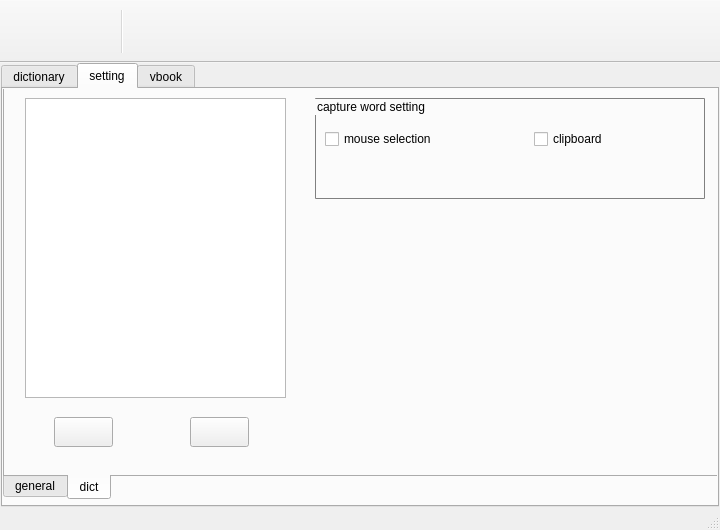
This is src/gui/qt/mainwindow.ui in kartorz/AlphaDict as Qt 5 draws it before an edit. The edited form follows.
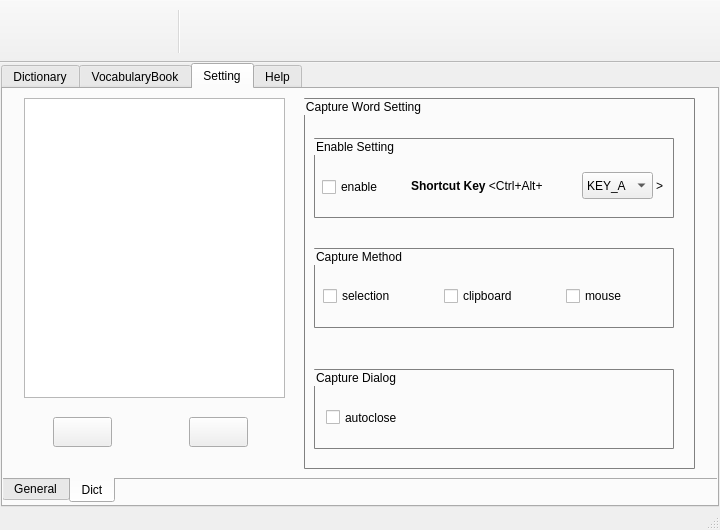
This is the edited form. The open tabs and pages were chosen to show the change. Icons and pictures are not drawn.

Commit message: Release 1.2:     - Added Capture Word of Screen.     - Added "Help Window".

```diff
--- a/src/gui/qt/mainwindow.ui
+++ b/src/gui/qt/mainwindow.ui
@@ -16,6 +16,15 @@
     <verstretch>0</verstretch>
    </sizepolicy>
   </property>
+  <property name="maximumSize">
+   <size>
+    <width>720</width>
+    <height>530</height>
+   </size>
+  </property>
+  <property name="focusPolicy">
+   <enum>Qt::NoFocus</enum>
+  </property>
   <property name="windowTitle">
    <string/>
   </property>
@@ -74,7 +83,7 @@
     </property>
     <widget class="QWidget" name="dictTab">
      <attribute name="title">
-      <string>dictionary</string>
+      <string>Dictionary</string>
      </attribute>
      <widget class="QListView" name="indexListView">
       <property name="geometry">
@@ -374,238 +383,9 @@
       </property>
      </widget>
     </widget>
-    <widget class="QWidget" name="settingTab">
-     <property name="enabled">
-      <bool>true</bool>
-     </property>
-     <attribute name="title">
-      <string>setting</string>
-     </attribute>
-     <widget class="QTabWidget" name="settingTabWidget">
-      <property name="geometry">
-       <rect>
-        <x>0</x>
-        <y>-3</y>
-        <width>717</width>
-        <height>414</height>
-       </rect>
-      </property>
-      <property name="focusPolicy">
-       <enum>Qt::NoFocus</enum>
-      </property>
-      <property name="tabPosition">
-       <enum>QTabWidget::South</enum>
-      </property>
-      <property name="currentIndex">
-       <number>1</number>
-      </property>
-      <widget class="QWidget" name="tab">
-       <attribute name="title">
-        <string>general</string>
-       </attribute>
-       <widget class="QGroupBox" name="groupBox_3">
-        <property name="geometry">
-         <rect>
-          <x>8</x>
-          <y>8</y>
-          <width>244</width>
-          <height>100</height>
-         </rect>
-        </property>
-        <property name="styleSheet">
-         <string notr="true">#groupBox_3 { 
-     border: 1px solid gray; 
-     border-radius: 1px; 
- } </string>
-        </property>
-        <property name="title">
-         <string>option</string>
-        </property>
-        <widget class="QLabel" name="uilanLabel">
-         <property name="geometry">
-          <rect>
-           <x>17</x>
-           <y>37</y>
-           <width>90</width>
-           <height>17</height>
-          </rect>
-         </property>
-         <property name="text">
-          <string>UI Language</string>
-         </property>
-        </widget>
-        <widget class="QComboBox" name="uilanComboBox">
-         <property name="geometry">
-          <rect>
-           <x>112</x>
-           <y>32</y>
-           <width>90</width>
-           <height>27</height>
-          </rect>
-         </property>
-         <item>
-          <property name="text">
-           <string>English</string>
-          </property>
-         </item>
-         <item>
-          <property name="text">
-           <string>汉语</string>
-          </property>
-         </item>
-        </widget>
-       </widget>
-      </widget>
-      <widget class="QWidget" name="tab_2">
-       <attribute name="title">
-        <string>dict</string>
-       </attribute>
-       <widget class="QGroupBox" name="groupBox">
-        <property name="enabled">
-         <bool>true</bool>
-        </property>
-        <property name="geometry">
-         <rect>
-          <x>310</x>
-          <y>10</y>
-          <width>390</width>
-          <height>101</height>
-         </rect>
-        </property>
-        <property name="autoFillBackground">
-         <bool>false</bool>
-        </property>
-        <property name="styleSheet">
-         <string notr="true">#groupBox { 
-     border: 1px solid gray; 
-     border-radius: 1px; 
- } </string>
-        </property>
-        <property name="title">
-         <string>capture word setting</string>
-        </property>
-        <property name="checkable">
-         <bool>false</bool>
-        </property>
-        <property name="checked">
-         <bool>false</bool>
-        </property>
-        <widget class="QCheckBox" name="cwsSelectionCheckBox">
-         <property name="geometry">
-          <rect>
-           <x>10</x>
-           <y>30</y>
-           <width>161</width>
-           <height>22</height>
-          </rect>
-         </property>
-         <property name="text">
-          <string>mouse selection</string>
-         </property>
-        </widget>
-        <widget class="QCheckBox" name="cwsClipboardCheckBox">
-         <property name="geometry">
-          <rect>
-           <x>219</x>
-           <y>30</y>
-           <width>161</width>
-           <height>22</height>
-          </rect>
-         </property>
-         <property name="text">
-          <string>clipboard</string>
-         </property>
-        </widget>
-       </widget>
-       <widget class="QListWidget" name="dictListWidget">
-        <property name="geometry">
-         <rect>
-          <x>20</x>
-          <y>10</y>
-          <width>261</width>
-          <height>300</height>
-         </rect>
-        </property>
-        <property name="toolTip">
-         <string/>
-        </property>
-        <property name="editTriggers">
-         <set>QAbstractItemView::NoEditTriggers</set>
-        </property>
-        <property name="showDropIndicator" stdset="0">
-         <bool>false</bool>
-        </property>
-        <property name="dragEnabled">
-         <bool>false</bool>
-        </property>
-        <property name="dragDropMode">
-         <enum>QAbstractItemView::NoDragDrop</enum>
-        </property>
-       </widget>
-       <widget class="QToolButton" name="dictDownToolButton">
-        <property name="geometry">
-         <rect>
-          <x>185</x>
-          <y>329</y>
-          <width>59</width>
-          <height>30</height>
-         </rect>
-        </property>
-        <property name="focusPolicy">
-         <enum>Qt::ClickFocus</enum>
-        </property>
-        <property name="text">
-         <string/>
-        </property>
-        <property name="icon">
-         <iconset resource="mainwindow.qrc">
-          <normaloff>:/res/down.png</normaloff>:/res/down.png</iconset>
-        </property>
-        <property name="iconSize">
-         <size>
-          <width>32</width>
-          <height>32</height>
-         </size>
-        </property>
-        <property name="autoRaise">
-         <bool>false</bool>
-        </property>
-       </widget>
-       <widget class="QToolButton" name="dictUpToolButton">
-        <property name="geometry">
-         <rect>
-          <x>49</x>
-          <y>329</y>
-          <width>59</width>
-          <height>30</height>
-         </rect>
-        </property>
-        <property name="focusPolicy">
-         <enum>Qt::ClickFocus</enum>
-        </property>
-        <property name="text">
-         <string/>
-        </property>
-        <property name="icon">
-         <iconset resource="mainwindow.qrc">
-          <normaloff>:/res/up.png</normaloff>:/res/up.png</iconset>
-        </property>
-        <property name="iconSize">
-         <size>
-          <width>32</width>
-          <height>32</height>
-         </size>
-        </property>
-        <property name="autoRaise">
-         <bool>false</bool>
-        </property>
-       </widget>
-      </widget>
-     </widget>
-    </widget>
     <widget class="QWidget" name="vocabularyTab">
      <attribute name="title">
-      <string>vbook</string>
+      <string>VocabularyBook</string>
      </attribute>
      <widget class="QTabWidget" name="vocabularyTabWidget">
       <property name="geometry">
@@ -834,6 +614,589 @@
       </widget>
      </widget>
     </widget>
+    <widget class="QWidget" name="settingTab">
+     <property name="enabled">
+      <bool>true</bool>
+     </property>
+     <attribute name="title">
+      <string>Setting</string>
+     </attribute>
+     <widget class="QTabWidget" name="settingTabWidget">
+      <property name="geometry">
+       <rect>
+        <x>-1</x>
+        <y>-3</y>
+        <width>717</width>
+        <height>417</height>
+       </rect>
+      </property>
+      <property name="focusPolicy">
+       <enum>Qt::NoFocus</enum>
+      </property>
+      <property name="tabPosition">
+       <enum>QTabWidget::South</enum>
+      </property>
+      <property name="currentIndex">
+       <number>0</number>
+      </property>
+      <widget class="QWidget" name="tab">
+       <attribute name="title">
+        <string>General</string>
+       </attribute>
+       <widget class="QGroupBox" name="groupBox_3">
+        <property name="geometry">
+         <rect>
+          <x>8</x>
+          <y>8</y>
+          <width>244</width>
+          <height>371</height>
+         </rect>
+        </property>
+        <property name="styleSheet">
+         <string notr="true">#groupBox_3 { 
+     border: 1px solid gray; 
+     border-radius: 1px; 
+ } </string>
+        </property>
+        <property name="title">
+         <string>option</string>
+        </property>
+        <widget class="QLabel" name="uilanLabel">
+         <property name="geometry">
+          <rect>
+           <x>17</x>
+           <y>37</y>
+           <width>90</width>
+           <height>17</height>
+          </rect>
+         </property>
+         <property name="text">
+          <string>UI Language</string>
+         </property>
+        </widget>
+        <widget class="QComboBox" name="uilanComboBox">
+         <property name="geometry">
+          <rect>
+           <x>112</x>
+           <y>32</y>
+           <width>90</width>
+           <height>27</height>
+          </rect>
+         </property>
+         <property name="toolTip">
+          <string>Need restart</string>
+         </property>
+         <item>
+          <property name="text">
+           <string>English</string>
+          </property>
+         </item>
+         <item>
+          <property name="text">
+           <string>汉语</string>
+          </property>
+         </item>
+        </widget>
+        <widget class="QLabel" name="fontSizeLabel">
+         <property name="geometry">
+          <rect>
+           <x>20</x>
+           <y>84</y>
+           <width>67</width>
+           <height>17</height>
+          </rect>
+         </property>
+         <property name="text">
+          <string>Font Size</string>
+         </property>
+        </widget>
+        <widget class="QComboBox" name="fontsizeComboBox">
+         <property name="geometry">
+          <rect>
+           <x>110</x>
+           <y>80</y>
+           <width>91</width>
+           <height>27</height>
+          </rect>
+         </property>
+         <property name="toolTip">
+          <string>Need restart</string>
+         </property>
+         <item>
+          <property name="text">
+           <string>9</string>
+          </property>
+         </item>
+         <item>
+          <property name="text">
+           <string>10</string>
+          </property>
+         </item>
+         <item>
+          <property name="text">
+           <string>11</string>
+          </property>
+         </item>
+        </widget>
+       </widget>
+      </widget>
+      <widget class="QWidget" name="tab_2">
+       <attribute name="title">
+        <string>Dict</string>
+       </attribute>
+       <widget class="QGroupBox" name="cwsGroupBox">
+        <property name="enabled">
+         <bool>true</bool>
+        </property>
+        <property name="geometry">
+         <rect>
+          <x>300</x>
+          <y>10</y>
+          <width>391</width>
+          <height>371</height>
+         </rect>
+        </property>
+        <property name="autoFillBackground">
+         <bool>false</bool>
+        </property>
+        <property name="styleSheet">
+         <string notr="true">#cwsGroupBox { 
+     border: 1px solid gray; 
+     border-radius: 1px; 
+ } </string>
+        </property>
+        <property name="title">
+         <string>Capture Word Setting</string>
+        </property>
+        <property name="checkable">
+         <bool>false</bool>
+        </property>
+        <property name="checked">
+         <bool>false</bool>
+        </property>
+        <widget class="QGroupBox" name="cwsGroupBox1">
+         <property name="geometry">
+          <rect>
+           <x>10</x>
+           <y>40</y>
+           <width>360</width>
+           <height>80</height>
+          </rect>
+         </property>
+         <property name="toolTip">
+          <string/>
+         </property>
+         <property name="styleSheet">
+          <string notr="true">#cwsGroupBox1{ 
+     border: 1px solid gray; 
+     border-radius: 1px; 
+ } </string>
+         </property>
+         <property name="title">
+          <string>Enable Setting</string>
+         </property>
+         <widget class="QLabel" name="cwsShortcutkeylabel">
+          <property name="geometry">
+           <rect>
+            <x>97</x>
+            <y>38</y>
+            <width>171</width>
+            <height>20</height>
+           </rect>
+          </property>
+          <property name="toolTip">
+           <string>&lt;!DOCTYPE HTML PUBLIC &quot;-//W3C//DTD HTML 4.0//EN&quot; &quot;http://www.w3.org/TR/REC-html40/strict.dtd&quot;&gt;
+&lt;html&gt;&lt;head&gt;&lt;meta name=&quot;qrichtext&quot; content=&quot;1&quot; /&gt;&lt;style type=&quot;text/css&quot;&gt;
+p, li { white-space: pre-wrap; }
+&lt;/style&gt;&lt;/head&gt;&lt;body style=&quot; font-family:'Ubuntu'; font-size:11pt; font-weight:400; font-style:normal;&quot;&gt;
+&lt;p style=&quot; margin-top:12px; margin-bottom:12px; margin-left:0px; margin-right:0px; -qt-block-indent:0; text-indent:0px;&quot;&gt;User can use this 'Shortcut Key' disable or enable capture temporarily, It don't change 'enable' state. &lt;/p&gt;
+&lt;p style=&quot; margin-top:12px; margin-bottom:12px; margin-left:0px; margin-right:0px; -qt-block-indent:0; text-indent:0px;&quot;&gt;AlphaDict uses Ctrl+Alt as a modifier, choose a hotkey from key 'a' to 'z' (not casp lock).&lt;/p&gt;
+&lt;p style=&quot; margin-top:12px; margin-bottom:12px; margin-left:0px; margin-right:0px; -qt-block-indent:0; text-indent:0px;&quot;&gt;On X11, if  shortcut key does't work, you can try clicking AlphaDict window.&lt;/p&gt;&lt;/body&gt;&lt;/html&gt;</string>
+          </property>
+          <property name="text">
+           <string>&lt;html&gt;&lt;head/&gt;&lt;body&gt;&lt;p&gt;&lt;span style=&quot; font-weight:600;&quot;&gt;Shortcut Key &lt;/span&gt; &amp;lt;Ctrl+Alt+&lt;/p&gt;&lt;/body&gt;&lt;/html&gt;</string>
+          </property>
+         </widget>
+         <widget class="QCheckBox" name="cwsEnableCheckBox">
+          <property name="geometry">
+           <rect>
+            <x>8</x>
+            <y>38</y>
+            <width>81</width>
+            <height>22</height>
+           </rect>
+          </property>
+          <property name="toolTip">
+           <string>&lt;html&gt;&lt;head/&gt;&lt;body&gt;&lt;p&gt;Enable/disable capture&lt;/p&gt;&lt;/body&gt;&lt;/html&gt;</string>
+          </property>
+          <property name="text">
+           <string>enable</string>
+          </property>
+         </widget>
+         <widget class="QLabel" name="label_2">
+          <property name="geometry">
+           <rect>
+            <x>342</x>
+            <y>39</y>
+            <width>16</width>
+            <height>17</height>
+           </rect>
+          </property>
+          <property name="text">
+           <string>&gt;</string>
+          </property>
+         </widget>
+         <widget class="QComboBox" name="cwsShortcutkeyComboBox">
+          <property name="geometry">
+           <rect>
+            <x>268</x>
+            <y>34</y>
+            <width>71</width>
+            <height>27</height>
+           </rect>
+          </property>
+          <property name="editable">
+           <bool>false</bool>
+          </property>
+          <property name="currentText">
+           <string>KEY_A</string>
+          </property>
+          <item>
+           <property name="text">
+            <string>KEY_A</string>
+           </property>
+          </item>
+          <item>
+           <property name="text">
+            <string>KEY_B</string>
+           </property>
+          </item>
+          <item>
+           <property name="text">
+            <string>KEY_C</string>
+           </property>
+          </item>
+          <item>
+           <property name="text">
+            <string>KEY_D</string>
+           </property>
+          </item>
+          <item>
+           <property name="text">
+            <string>KEY_E</string>
+           </property>
+          </item>
+          <item>
+           <property name="text">
+            <string>KEY_F</string>
+           </property>
+          </item>
+          <item>
+           <property name="text">
+            <string>KEY_G</string>
+           </property>
+          </item>
+          <item>
+           <property name="text">
+            <string>KEY_H</string>
+           </property>
+          </item>
+          <item>
+           <property name="text">
+            <string>KEY_I</string>
+           </property>
+          </item>
+          <item>
+           <property name="text">
+            <string>KEY_J</string>
+           </property>
+          </item>
+          <item>
+           <property name="text">
+            <string>KEY_K</string>
+           </property>
+          </item>
+          <item>
+           <property name="text">
+            <string>KEY_L</string>
+           </property>
+          </item>
+          <item>
+           <property name="text">
+            <string>KEY_M</string>
+           </property>
+          </item>
+          <item>
+           <property name="text">
+            <string>KEY_N</string>
+           </property>
+          </item>
+          <item>
+           <property name="text">
+            <string>KEY_O</string>
+           </property>
+          </item>
+          <item>
+           <property name="text">
+            <string>KEY_P</string>
+           </property>
+          </item>
+          <item>
+           <property name="text">
+            <string>KEY_Q</string>
+           </property>
+          </item>
+          <item>
+           <property name="text">
+            <string>KEY_R</string>
+           </property>
+          </item>
+          <item>
+           <property name="text">
+            <string>KEY_S</string>
+           </property>
+          </item>
+          <item>
+           <property name="text">
+            <string>KEY_T</string>
+           </property>
+          </item>
+          <item>
+           <property name="text">
+            <string>KEY_U</string>
+           </property>
+          </item>
+          <item>
+           <property name="text">
+            <string>KEY_V</string>
+           </property>
+          </item>
+          <item>
+           <property name="text">
+            <string>KEY_W</string>
+           </property>
+          </item>
+          <item>
+           <property name="text">
+            <string>KEY_X</string>
+           </property>
+          </item>
+          <item>
+           <property name="text">
+            <string>KEY_Y</string>
+           </property>
+          </item>
+          <item>
+           <property name="text">
+            <string>KEY_Z</string>
+           </property>
+          </item>
+         </widget>
+        </widget>
+        <widget class="QGroupBox" name="cwsGroupBox2">
+         <property name="geometry">
+          <rect>
+           <x>10</x>
+           <y>150</y>
+           <width>360</width>
+           <height>80</height>
+          </rect>
+         </property>
+         <property name="styleSheet">
+          <string notr="true">#cwsGroupBox2{ 
+     border: 1px solid gray; 
+     border-radius: 1px; 
+ } </string>
+         </property>
+         <property name="title">
+          <string>Capture Method</string>
+         </property>
+         <widget class="QCheckBox" name="cwsSelectionCheckBox">
+          <property name="geometry">
+           <rect>
+            <x>9</x>
+            <y>37</y>
+            <width>101</width>
+            <height>22</height>
+           </rect>
+          </property>
+          <property name="toolTip">
+           <string>&lt;html&gt;&lt;head/&gt;&lt;body&gt;&lt;p&gt;Capture by mouse selection text (highlighted text).&lt;/p&gt;&lt;/body&gt;&lt;/html&gt;</string>
+          </property>
+          <property name="text">
+           <string>selection</string>
+          </property>
+         </widget>
+         <widget class="QCheckBox" name="cwsClipboardCheckBox">
+          <property name="geometry">
+           <rect>
+            <x>130</x>
+            <y>37</y>
+            <width>101</width>
+            <height>22</height>
+           </rect>
+          </property>
+          <property name="toolTip">
+           <string>&lt;html&gt;&lt;head/&gt;&lt;body&gt;&lt;p&gt;Capture word of clipboard.&lt;/p&gt;&lt;/body&gt;&lt;/html&gt;</string>
+          </property>
+          <property name="text">
+           <string>clipboard</string>
+          </property>
+         </widget>
+         <widget class="QCheckBox" name="cwsMouseCheckBox">
+          <property name="geometry">
+           <rect>
+            <x>252</x>
+            <y>37</y>
+            <width>80</width>
+            <height>22</height>
+           </rect>
+          </property>
+          <property name="toolTip">
+           <string>&lt;html&gt;&lt;head/&gt;&lt;body&gt;&lt;p&gt;Capture word by mouse over.&lt;/p&gt;&lt;p&gt;Not support  windows_x64  yet.&lt;/p&gt;&lt;/body&gt;&lt;/html&gt;</string>
+          </property>
+          <property name="text">
+           <string>mouse</string>
+          </property>
+         </widget>
+        </widget>
+        <widget class="QGroupBox" name="cwsGroupBox3">
+         <property name="geometry">
+          <rect>
+           <x>10</x>
+           <y>271</y>
+           <width>360</width>
+           <height>80</height>
+          </rect>
+         </property>
+         <property name="styleSheet">
+          <string notr="true">#cwsGroupBox3{ 
+     border: 1px solid gray; 
+     border-radius: 1px; 
+ } </string>
+         </property>
+         <property name="title">
+          <string>Capture Dialog</string>
+         </property>
+         <widget class="QCheckBox" name="cwsAutoCloseEnCheckBox">
+          <property name="geometry">
+           <rect>
+            <x>12</x>
+            <y>38</y>
+            <width>101</width>
+            <height>21</height>
+           </rect>
+          </property>
+          <property name="text">
+           <string>autoclose</string>
+          </property>
+         </widget>
+        </widget>
+       </widget>
+       <widget class="QListWidget" name="dictListWidget">
+        <property name="geometry">
+         <rect>
+          <x>20</x>
+          <y>10</y>
+          <width>261</width>
+          <height>300</height>
+         </rect>
+        </property>
+        <property name="toolTip">
+         <string/>
+        </property>
+        <property name="editTriggers">
+         <set>QAbstractItemView::NoEditTriggers</set>
+        </property>
+        <property name="showDropIndicator" stdset="0">
+         <bool>false</bool>
+        </property>
+        <property name="dragEnabled">
+         <bool>false</bool>
+        </property>
+        <property name="dragDropMode">
+         <enum>QAbstractItemView::NoDragDrop</enum>
+        </property>
+       </widget>
+       <widget class="QToolButton" name="dictDownToolButton">
+        <property name="geometry">
+         <rect>
+          <x>185</x>
+          <y>329</y>
+          <width>59</width>
+          <height>30</height>
+         </rect>
+        </property>
+        <property name="focusPolicy">
+         <enum>Qt::ClickFocus</enum>
+        </property>
+        <property name="text">
+         <string/>
+        </property>
+        <property name="icon">
+         <iconset resource="mainwindow.qrc">
+          <normaloff>:/res/down.png</normaloff>:/res/down.png</iconset>
+        </property>
+        <property name="iconSize">
+         <size>
+          <width>32</width>
+          <height>32</height>
+         </size>
+        </property>
+        <property name="autoRaise">
+         <bool>false</bool>
+        </property>
+       </widget>
+       <widget class="QToolButton" name="dictUpToolButton">
+        <property name="geometry">
+         <rect>
+          <x>49</x>
+          <y>329</y>
+          <width>59</width>
+          <height>30</height>
+         </rect>
+        </property>
+        <property name="focusPolicy">
+         <enum>Qt::ClickFocus</enum>
+        </property>
+        <property name="text">
+         <string/>
+        </property>
+        <property name="icon">
+         <iconset resource="mainwindow.qrc">
+          <normaloff>:/res/up.png</normaloff>:/res/up.png</iconset>
+        </property>
+        <property name="iconSize">
+         <size>
+          <width>32</width>
+          <height>32</height>
+         </size>
+        </property>
+        <property name="autoRaise">
+         <bool>false</bool>
+        </property>
+       </widget>
+      </widget>
+     </widget>
+    </widget>
+    <widget class="QWidget" name="helpTab">
+     <attribute name="title">
+      <string>Help</string>
+     </attribute>
+     <widget class="QTextEdit" name="helpTextEdit">
+      <property name="geometry">
+       <rect>
+        <x>0</x>
+        <y>0</y>
+        <width>714</width>
+        <height>411</height>
+       </rect>
+      </property>
+      <property name="readOnly">
+       <bool>true</bool>
+      </property>
+     </widget>
+    </widget>
    </widget>
   </widget>
   <widget class="QStatusBar" name="statusBar"/>
@@ -859,8 +1222,9 @@
    <attribute name="toolBarBreak">
     <bool>false</bool>
    </attribute>
-   <addaction name="actionSetting"/>
    <addaction name="actionVocabulary"/>
+   <addaction name="actionSetting"/>
+   <addaction name="actionHelp"/>
    <addaction name="separator"/>
   </widget>
   <action name="actionVocabulary">
@@ -887,7 +1251,22 @@
     <string/>
    </property>
    <property name="toolTip">
-    <string>setting</string>
+    <string>Setting</string>
+   </property>
+  </action>
+  <action name="actionHelp">
+   <property name="checkable">
+    <bool>false</bool>
+   </property>
+   <property name="icon">
+    <iconset resource="mainwindow.qrc">
+     <normaloff>:/res/help.png</normaloff>:/res/help.png</iconset>
+   </property>
+   <property name="text">
+    <string/>
+   </property>
+   <property name="toolTip">
+    <string>Help</string>
    </property>
   </action>
  </widget>
```
Left out of the diff: 34 changed lines with no effect on the pictures. The commit also changes 56 other files.
